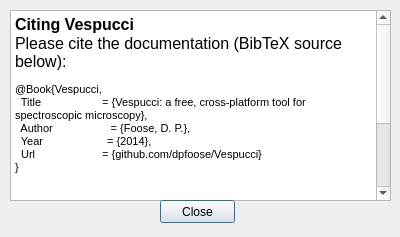
Qt form citationdialog.ui (VespucciProject/Vespucci) before a commit.
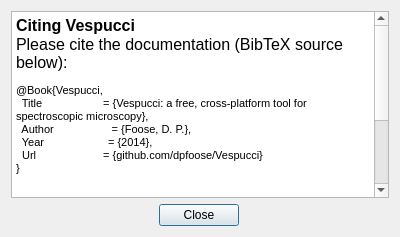
The same form after that commit.

```diff
--- a/citationdialog.ui
+++ b/citationdialog.ui
@@ -13,17 +13,44 @@
   <property name="windowTitle">
    <string>Dialog</string>
   </property>
-  <widget class="QTextBrowser" name="textBrowser">
-   <property name="geometry">
-    <rect>
-     <x>10</x>
-     <y>10</y>
-     <width>381</width>
-     <height>191</height>
-    </rect>
-   </property>
-   <property name="html">
-    <string>&lt;!DOCTYPE HTML PUBLIC &quot;-//W3C//DTD HTML 4.0//EN&quot; &quot;http://www.w3.org/TR/REC-html40/strict.dtd&quot;&gt;
+  <layout class="QGridLayout" name="gridLayout">
+   <item row="1" column="0">
+    <spacer name="horizontalSpacer">
+     <property name="orientation">
+      <enum>Qt::Horizontal</enum>
+     </property>
+     <property name="sizeHint" stdset="0">
+      <size>
+       <width>40</width>
+       <height>20</height>
+      </size>
+     </property>
+    </spacer>
+   </item>
+   <item row="1" column="1">
+    <widget class="QPushButton" name="pushButton">
+     <property name="text">
+      <string>Close</string>
+     </property>
+    </widget>
+   </item>
+   <item row="1" column="2">
+    <spacer name="horizontalSpacer_2">
+     <property name="orientation">
+      <enum>Qt::Horizontal</enum>
+     </property>
+     <property name="sizeHint" stdset="0">
+      <size>
+       <width>144</width>
+       <height>20</height>
+      </size>
+     </property>
+    </spacer>
+   </item>
+   <item row="0" column="0" colspan="3">
+    <widget class="QTextBrowser" name="textBrowser">
+     <property name="html">
+      <string>&lt;!DOCTYPE HTML PUBLIC &quot;-//W3C//DTD HTML 4.0//EN&quot; &quot;http://www.w3.org/TR/REC-html40/strict.dtd&quot;&gt;
 &lt;html&gt;&lt;head&gt;&lt;meta name=&quot;qrichtext&quot; content=&quot;1&quot; /&gt;&lt;style type=&quot;text/css&quot;&gt;
 p, li { white-space: pre-wrap; }
 &lt;/style&gt;&lt;/head&gt;&lt;body style=&quot; font-family:'MS Shell Dlg 2'; font-size:8.25pt; font-weight:400; font-style:normal;&quot;&gt;
@@ -33,21 +60,10 @@
 &lt;p style=&quot;-qt-paragraph-type:empty; margin-top:0px; margin-bottom:0px; margin-left:0px; margin-right:0px; -qt-block-indent:0; text-indent:0px; font-size:12pt;&quot;&gt;&lt;br /&gt;&lt;/p&gt;
 &lt;p style=&quot;-qt-paragraph-type:empty; margin-top:0px; margin-bottom:0px; margin-left:0px; margin-right:0px; -qt-block-indent:0; text-indent:0px; font-size:12pt;&quot;&gt;&lt;br /&gt;&lt;/p&gt;
 &lt;p style=&quot; margin-top:0px; margin-bottom:0px; margin-left:0px; margin-right:0px; -qt-block-indent:0; text-indent:0px;&quot;&gt;&lt;span style=&quot; font-size:12pt;&quot;&gt;Vespucci relies heavily on three free software libraries, Armadillo for matrix operations, MLPACK for machine learning and QCustomPlot for plotting.  Citing these projects will help them to grow.&lt;/span&gt;&lt;/p&gt;&lt;/body&gt;&lt;/html&gt;</string>
-   </property>
-  </widget>
-  <widget class="QPushButton" name="pushButton">
-   <property name="geometry">
-    <rect>
-     <x>160</x>
-     <y>200</y>
-     <width>75</width>
-     <height>23</height>
-    </rect>
-   </property>
-   <property name="text">
-    <string>Close</string>
-   </property>
-  </widget>
+     </property>
+    </widget>
+   </item>
+  </layout>
  </widget>
  <resources/>
  <connections/>
```
